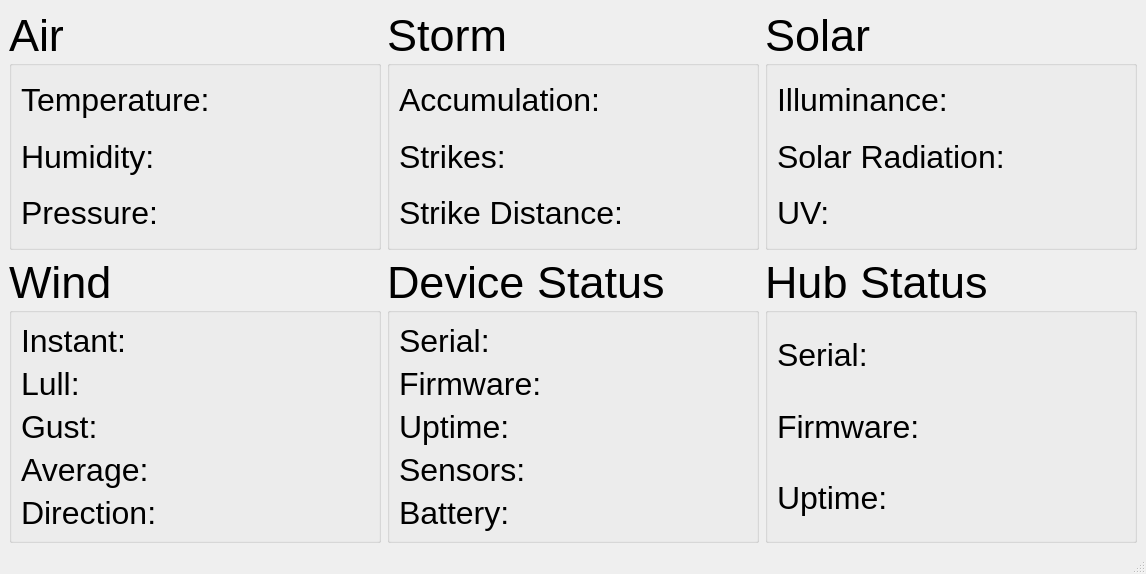
noblecloud/TempestBar, file ui/main.ui: the form before one commit.
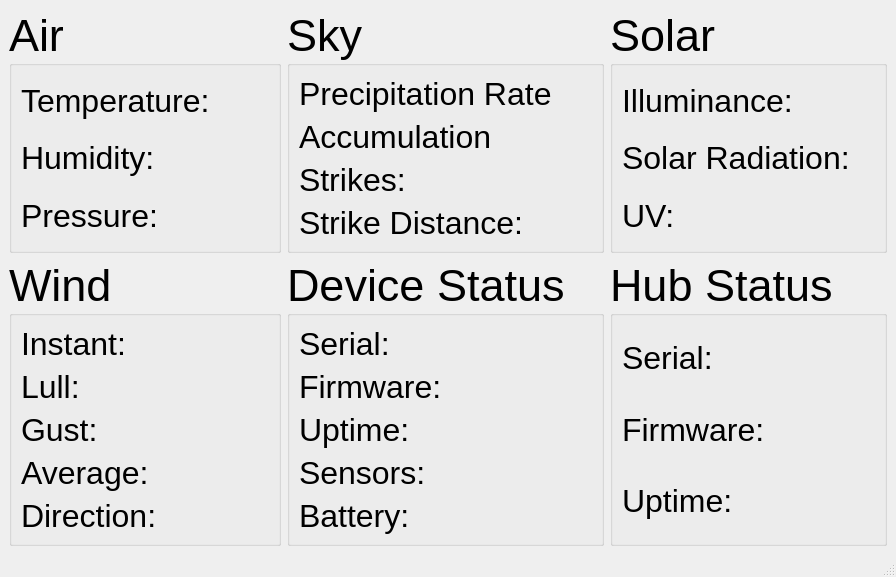
The form after the commit.

Commit message: UI Tweaks  - Renamed Storm to Sky  - Added precipitation rate  - Changed Tempest accumulation to precipRate  - Fixed Lux unit and value display

Diff of the .ui file:
```diff
--- a/ui/main.ui
+++ b/ui/main.ui
@@ -6,8 +6,8 @@
    <rect>
     <x>0</x>
     <y>0</y>
-    <width>1146</width>
-    <height>574</height>
+    <width>896</width>
+    <height>540</height>
    </rect>
   </property>
   <property name="windowTitle">
@@ -118,37 +118,10 @@
        </font>
       </property>
       <property name="title">
-       <string>Storm</string>
+       <string>Sky</string>
       </property>
-      <layout class="QGridLayout" name="stormGridLayout">
-       <item row="0" column="0">
-        <widget class="QLabel" name="precipLabel">
-         <property name="font">
-          <font>
-           <pointsize>24</pointsize>
-          </font>
-         </property>
-         <property name="text">
-          <string>Accumulation:</string>
-         </property>
-        </widget>
-       </item>
-       <item row="0" column="1">
-        <widget class="QLabel" name="precip">
-         <property name="font">
-          <font>
-           <pointsize>24</pointsize>
-          </font>
-         </property>
-         <property name="text">
-          <string/>
-         </property>
-         <property name="measurement" stdset="0">
-          <string>precipitationHourlyRaw</string>
-         </property>
-        </widget>
-       </item>
-       <item row="1" column="1">
+      <layout class="QGridLayout" name="skuGridLayout">
+       <item row="2" column="1">
         <widget class="QLabel" name="strikes">
          <property name="font">
           <font>
@@ -163,7 +136,7 @@
          </property>
         </widget>
        </item>
-       <item row="1" column="0">
+       <item row="2" column="0">
         <widget class="QLabel" name="strikesLabel">
          <property name="font">
           <font>
@@ -175,19 +148,34 @@
          </property>
         </widget>
        </item>
-       <item row="2" column="0">
-        <widget class="QLabel" name="strikeDistanceLabel">
+       <item row="0" column="0">
+        <widget class="QLabel" name="precipRateLabel">
          <property name="font">
           <font>
            <pointsize>24</pointsize>
           </font>
          </property>
          <property name="text">
-          <string>Strike Distance:</string>
+          <string>Precipitation Rate</string>
          </property>
         </widget>
        </item>
-       <item row="2" column="1">
+       <item row="0" column="1">
+        <widget class="QLabel" name="precipRate">
+         <property name="font">
+          <font>
+           <pointsize>24</pointsize>
+          </font>
+         </property>
+         <property name="text">
+          <string/>
+         </property>
+         <property name="measurement" stdset="0">
+          <string>precipitationHourlyRaw</string>
+         </property>
+        </widget>
+       </item>
+       <item row="3" column="1">
         <widget class="QLabel" name="strikeDistance">
          <property name="font">
           <font>
@@ -202,6 +190,48 @@
          </property>
         </widget>
        </item>
+       <item row="3" column="0">
+        <widget class="QLabel" name="strikeDistanceLabel">
+         <property name="font">
+          <font>
+           <pointsize>24</pointsize>
+          </font>
+         </property>
+         <property name="text">
+          <string>Strike Distance:</string>
+         </property>
+         <property name="buddy">
+          <cstring>strikeDistance</cstring>
+         </property>
+        </widget>
+       </item>
+       <item row="1" column="0">
+        <widget class="QLabel" name="accumulationLabel">
+         <property name="font">
+          <font>
+           <pointsize>24</pointsize>
+          </font>
+         </property>
+         <property name="text">
+          <string>Accumulation</string>
+         </property>
+         <property name="buddy">
+          <cstring>accumulation</cstring>
+         </property>
+        </widget>
+       </item>
+       <item row="1" column="1">
+        <widget class="QLabel" name="accumulation">
+         <property name="font">
+          <font>
+           <pointsize>24</pointsize>
+          </font>
+         </property>
+         <property name="text">
+          <string/>
+         </property>
+        </widget>
+       </item>
       </layout>
      </widget>
     </item>
```
Left out of the diff: 10 changed lines with no effect on the pictures. The commit also changes 6 other files.
